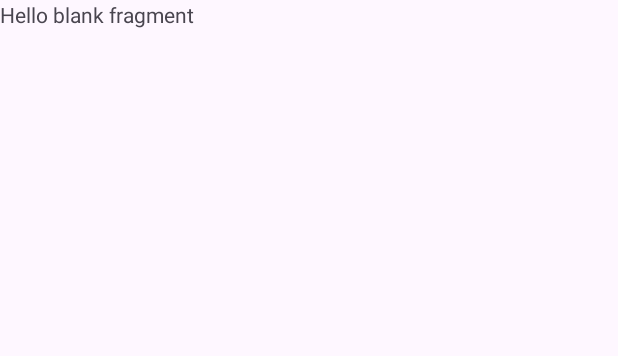
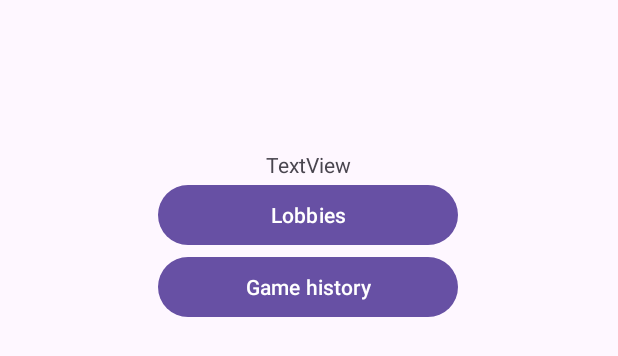
Before and after one commit to DominikMatuszek/mobile-programming-project, an Android app: the layout fragment_home.xml on its own in the app's theme, with its tools: preview values and no code run, on a phone screen of 412 x 824 dp. Shown: the top 356 px of the screen. Run offline under Robolectric (Android 15) with nearby library versions, the light colour scheme and no system bars.

Commit message:
its not that bad

```diff
--- a/client/app/src/main/res/layout/fragment_home.xml
+++ b/client/app/src/main/res/layout/fragment_home.xml
@@ -1,14 +1,47 @@
 <?xml version="1.0" encoding="utf-8"?>
 <FrameLayout xmlns:android="http://schemas.android.com/apk/res/android"
+    xmlns:app="http://schemas.android.com/apk/res-auto"
     xmlns:tools="http://schemas.android.com/tools"
     android:layout_width="match_parent"
     android:layout_height="match_parent"
     tools:context=".HomeFragment">
 
-    <!-- TODO: Update blank fragment layout -->
-    <TextView
+    <androidx.constraintlayout.widget.ConstraintLayout
         android:layout_width="match_parent"
-        android:layout_height="match_parent"
-        android:text="@string/hello_blank_fragment" />
+        android:layout_height="match_parent">
+
+        <LinearLayout
+            android:layout_width="200dp"
+            android:layout_height="match_parent"
+            android:layout_marginTop="100dp"
+            android:layout_marginBottom="100dp"
+            android:orientation="vertical"
+            app:layout_constraintBottom_toBottomOf="parent"
+            app:layout_constraintEnd_toEndOf="parent"
+            app:layout_constraintHorizontal_bias="0.498"
+            app:layout_constraintStart_toStartOf="parent"
+            app:layout_constraintTop_toTopOf="parent">
+
+            <TextView
+                android:id="@+id/greeter"
+                android:layout_width="match_parent"
+                android:layout_height="wrap_content"
+                android:gravity="center"
+                android:text="TextView" />
+
+            <Button
+                android:id="@+id/lobby_button"
+                android:layout_width="match_parent"
+                android:layout_height="wrap_content"
+                android:text="Lobbies" />
+
+            <Button
+                android:id="@+id/history_button"
+                android:layout_width="match_parent"
+                android:layout_height="wrap_content"
+                android:text="Game history" />
+
+        </LinearLayout>
+    </androidx.constraintlayout.widget.ConstraintLayout>
 
 </FrameLayout>
```
Also changed, not shown: client/app/src/main/java/com/example/app/HomeFragment.java (+7 -0 lines), client/app/src/main/java/com/example/app/LobbiesFragment.java (added, +135 -0 lines), client/app/src/main/java/com/example/app/SingularLobbyFragment.java (added, +117 -0 lines), client/app/src/main/res/layout/fragment_lobbies.xml (added, +13 -0 lines), client/app/src/main/res/layout/fragment_singuler_lobby.xml (added, +56 -0 lines), client/app/src/main/res/navigation/nav_graph.xml (+18 -2 lines).
